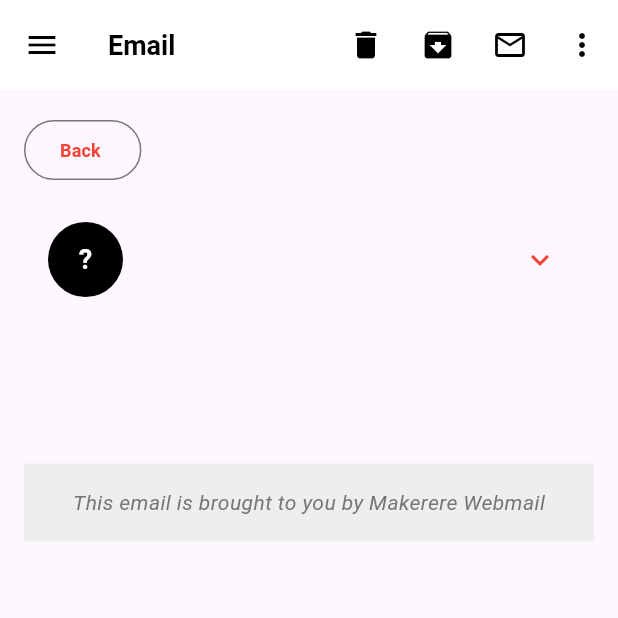
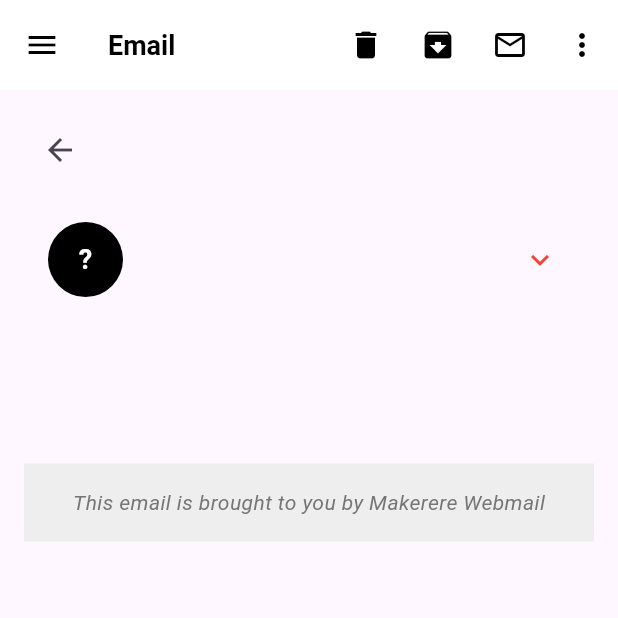
Before and after one commit to Aurits/webmail_v3, a Flutter app: the EmailDetailPage screen opened directly with empty values, on a phone screen of 412 x 824 dp, the top half of it. Run offline on Flutter 3.47's test engine with Material 3 defaults, Android fonts, the phone set to English and light mode, and no system bars; our stand-ins replace dio, flutter_form_builder, flutter_widget_from_html, form_builder_validators, settings_ui, sqflite; accounts and stored records are empty.

Commit message:
Feb 5, 2024, 12:01 PM

```diff
--- a/lib/pages/emails/email_detail_page.dart
+++ b/lib/pages/emails/email_detail_page.dart
@@ -57,18 +57,9 @@ class EmailDetailPage extends StatelessWidget {
           crossAxisAlignment: CrossAxisAlignment.start,
           children: [
             //an outline button to show inbox
-            OutlinedButton(
-              onPressed: () {
-                Navigator.pop(context);
-              },
-              child: const Text(
-                'Back ',
-                style: TextStyle(
-                    fontSize: 12,
-                    fontWeight: FontWeight.bold,
-                    color: Colors.red),
-              ),
-            ),
+
+            IconButton(onPressed: () {}, icon: const Icon(Icons.arrow_back)),
+
             const SizedBox(height: 16),
 
             ExpansionTile(
```
